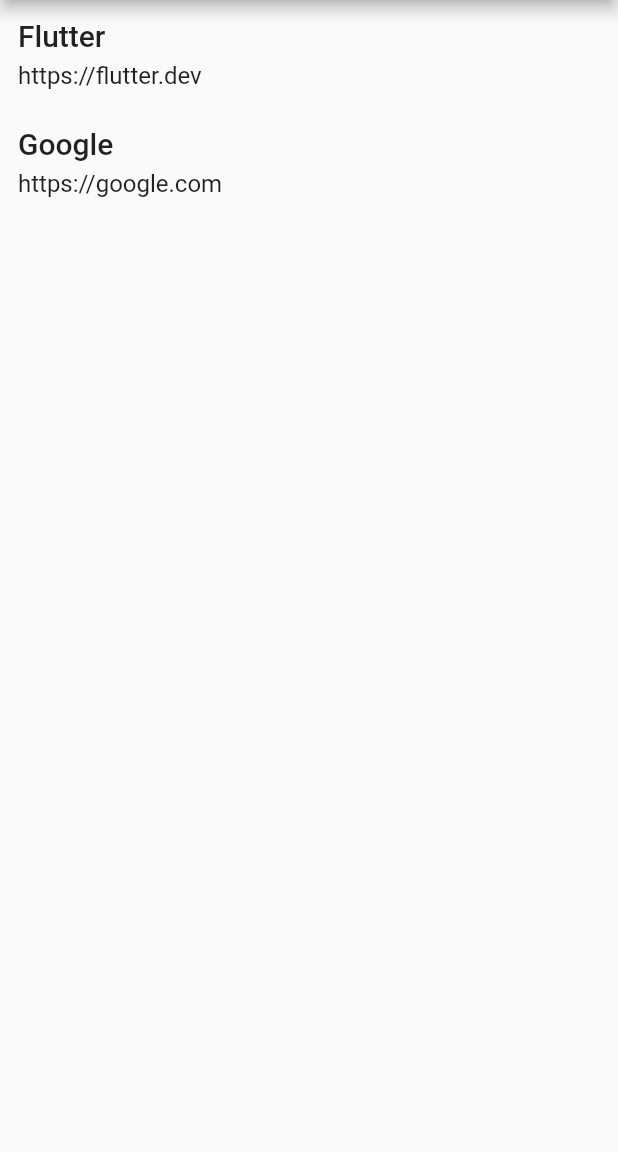
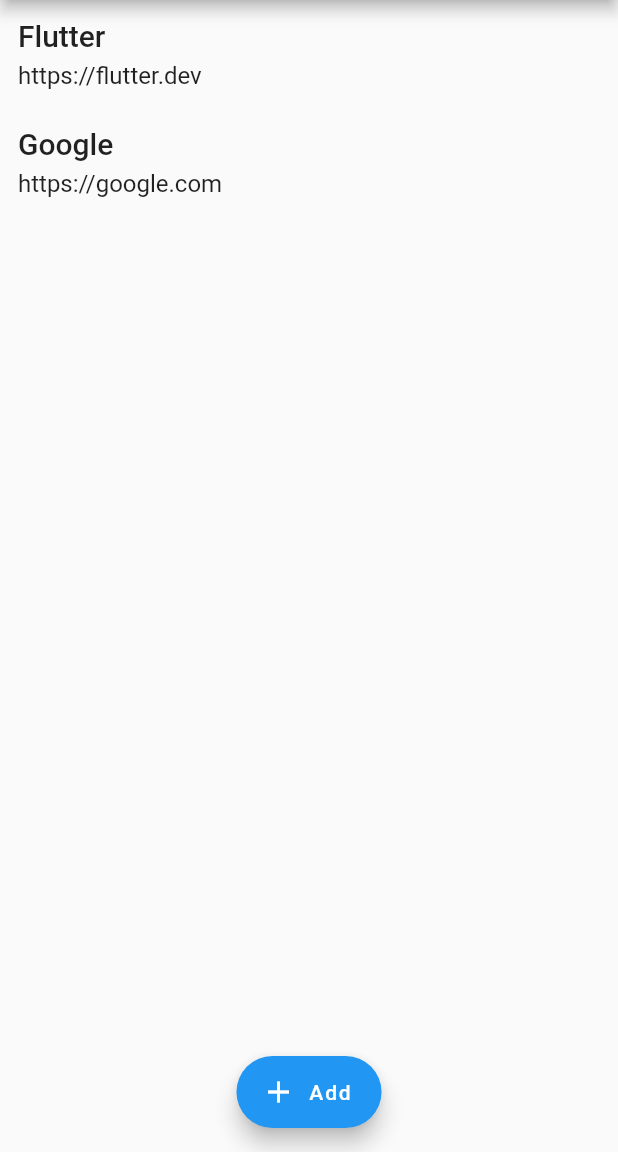
Before and after one commit to tiagomariinhoo/Flutter-Projects, a Flutter app: the screen it shows after launch, on a phone screen of 412 x 824 dp, the part 84-1236 px from its top. Run offline on Flutter 3.47's test engine with Material 2 defaults, Android fonts, the phone set to English and light mode, and no system bars.

Commit message:
finalizando app

```diff
--- a/my_bookmarks/lib/page/bookmarks_page.dart
+++ b/my_bookmarks/lib/page/bookmarks_page.dart
@@ -1,6 +1,8 @@
 import 'package:flutter/material.dart';
 import 'package:my_bookmarks/model/bookmark.dart';
 import 'package:my_bookmarks/widget/bookmarks_list_widget.dart';
+
+import 'add_bookmark_page.dart';
 
 class BookmarksPage extends StatelessWidget {
   List<Bookmark> bookmarksList = [
@@ -11,9 +13,22 @@ class BookmarksPage extends StatelessWidget {
   @override
   Widget build(BuildContext context) {
     return Scaffold(
-        appBar: AppBar(
-          title: Text("My bookmarks"),
-        ),
-        body: BookmarksListWidget(bookmarksList));
+      appBar: AppBar(
+        title: Text("My bookmarks"),
+      ),
+      body: BookmarksListWidget(bookmarksList),
+      floatingActionButtonLocation: FloatingActionButtonLocation.centerFloat,
+      floatingActionButton: FloatingActionButton.extended(
+        icon: Icon(Icons.add),
+        onPressed: () {
+          Navigator.of(context).push(MaterialPageRoute(builder: _onFABPressed));
+        },
+        label: Text("Add"),
+      ),
+    );
+  }
+
+  Widget _onFABPressed(BuildContext context) {
+    return AddBookmarkPage();
   }
 }
```
Also changed, not shown: my_bookmarks/lib/page/add_bookmark_page.dart (added, +12 -0 lines).
